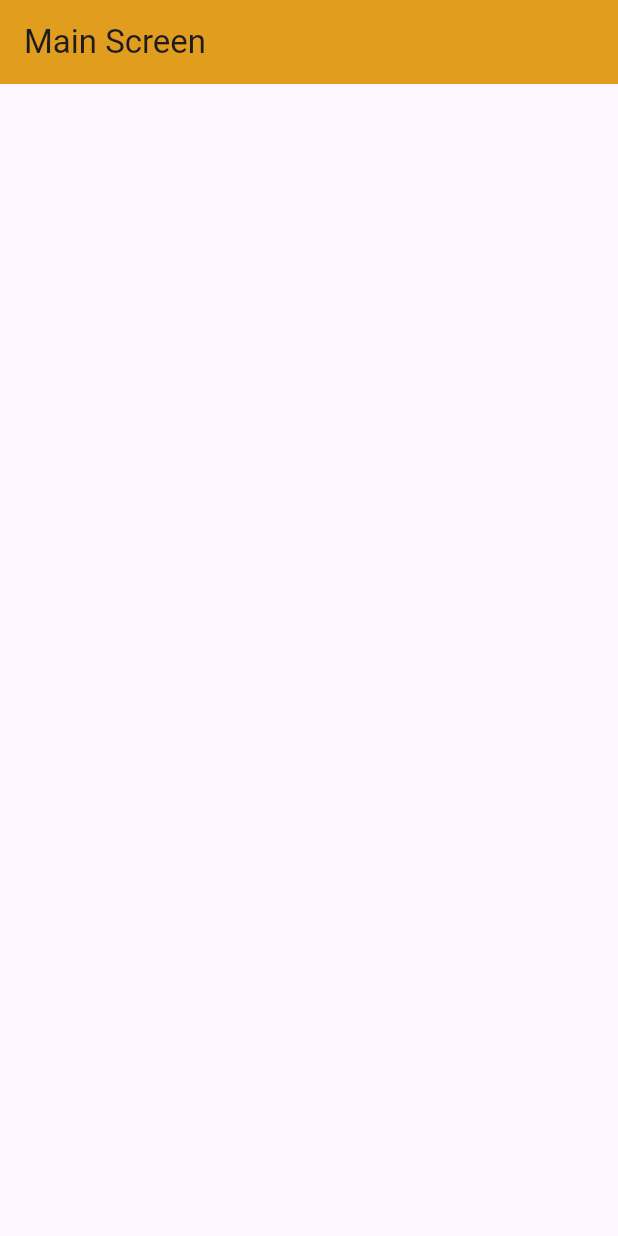
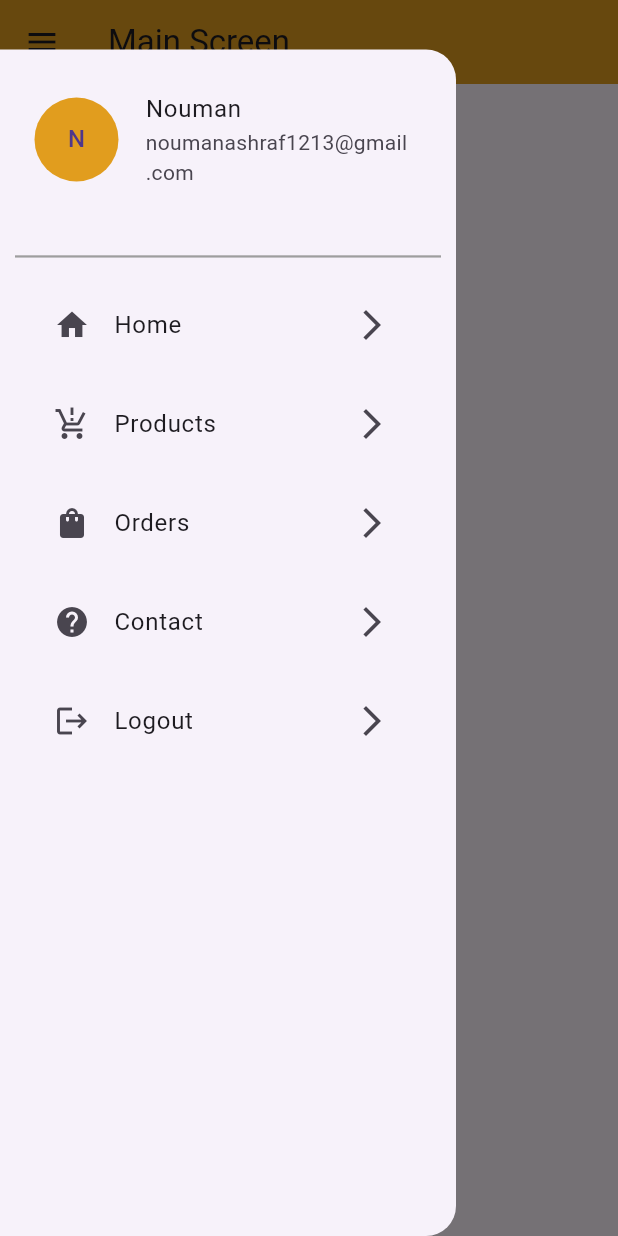
Before and after one commit to nouman1213/smart-shopping, a Flutter app: the MainScreen screen opened directly, with the side drawer open (before the commit the screen has no drawer), on a phone screen of 412 x 824 dp. Run offline on Flutter 3.47's test engine with Material 2 defaults, Android fonts, the phone set to English and light mode, and no system bars; drawn by our look-alikes of carousel_slider; our stand-ins replace animate_do, cached_network_image, cloud_firestore, firebase_auth, firebase_core, firebase_messaging and 4 more; accounts and stored records are empty.

Commit message:
drawer and carousal sider done

```diff
--- /dev/null
+++ b/lib/controllers/banners_controllers.dart
@@ -0,0 +1,26 @@
+// ignore_for_file: avoid_print
+
+import 'package:cloud_firestore/cloud_firestore.dart';
+import 'package:get/get.dart';
+
+class BannersController extends GetxController {
+  RxList<String> bannersUrlList = RxList([]);
+  @override
+  void onInit() {
+    super.onInit();
+    fetchBannersUrls();
+  }
+
+  Future<void> fetchBannersUrls() async {
+    try {
+      QuerySnapshot querySnapshot =
+          await FirebaseFirestore.instance.collection('banners').get();
+      if (querySnapshot.docs.isNotEmpty) {
+        bannersUrlList.value =
+            querySnapshot.docs.map((doc) => doc['imageUrl'] as String).toList();
+      }
+    } catch (e) {
+      print(e.toString());
+    }
+  }
+}
--- a/lib/screens/user-pannel/main_screen.dart
+++ b/lib/screens/user-pannel/main_screen.dart
@@ -1,5 +1,8 @@
 import 'package:flutter/material.dart';
 import 'package:smart_shopping/utills/constant.dart';
+import 'package:smart_shopping/widgets/drawer_widget.dart';
+
+import '../../widgets/banner_widget.dart';
 
 class MainScreen extends StatelessWidget {
   const MainScreen({super.key});
@@ -11,6 +14,16 @@ class MainScreen extends StatelessWidget {
         backgroundColor: AppConst.primaryColor,
         title: const Text('Main Screen'),
       ),
+      body: SingleChildScrollView(
+        physics: const BouncingScrollPhysics(),
+        child: Column(
+          children: [
+            const Text('data'),
+            BannerWidget(),
+          ],
+        ),
+      ),
+      drawer: const DrawerWidget(),
     );
   }
 }
--- /dev/null
+++ b/lib/widgets/banner_widget.dart
@@ -0,0 +1,41 @@
+// ignore_for_file: must_be_immutable
+
+import 'package:cached_network_image/cached_network_image.dart';
+import 'package:carousel_slider/carousel_slider.dart';
+import 'package:flutter/material.dart';
+import 'package:get/get.dart';
+import 'package:smart_shopping/controllers/banners_controllers.dart';
+
+class BannerWidget extends StatelessWidget {
+  BannerWidget({super.key});
+
+  BannersController bannersController = Get.put(BannersController());
+
+  @override
+  Widget build(BuildContext context) {
+    return Obx(() => CarouselSlider(
+        items: bannersController.bannersUrlList
+            .map((imageUrl) => ClipRRect(
+                  borderRadius: BorderRadius.circular(12),
+                  child: CachedNetworkImage(
+                    imageUrl: imageUrl,
+                    fit: BoxFit.cover,
+                    width: Get.width - 10,
+                    placeholder: (context, url) => const ColoredBox(
+                      color: Colors.white,
+                      child: Center(
+                        child: CircularProgressIndicator.adaptive(),
+                      ),
+                    ),
+                    errorWidget: (context, url, error) =>
+                        const Icon(Icons.error),
+                  ),
+                ))
+            .toList(),
+        options: CarouselOptions(
+            scrollDirection: Axis.horizontal,
+            autoPlay: true,
+            aspectRatio: 2.5,
+            viewportFraction: 1)));
+  }
+}
--- /dev/null
+++ b/lib/widgets/drawer_widget.dart
@@ -0,0 +1,154 @@
+// ignore_for_file: file_names, prefer_const_constructors, prefer_const_literals_to_create_immutables, sort_child_properties_last, no_leading_underscores_for_local_identifiers
+
+import 'package:firebase_auth/firebase_auth.dart';
+import 'package:flutter/material.dart';
+import 'package:get/get.dart';
+import 'package:google_sign_in/google_sign_in.dart';
+
+import '../auth-ui/welcome_screen.dart';
+import '../utills/constant.dart';
+
+class DrawerWidget extends StatefulWidget {
+  const DrawerWidget({super.key});
+
+  @override
+  State<DrawerWidget> createState() => _DrawerWidgetState();
+}
+
+class _DrawerWidgetState extends State<DrawerWidget> {
+  @override
+  Widget build(BuildContext context) {
+    return Padding(
+      padding: EdgeInsets.only(top: Get.height / 25),
+      child: Drawer(
+        shape: RoundedRectangleBorder(
+          borderRadius: BorderRadius.only(
+            topRight: Radius.circular(20.0),
+            bottomRight: Radius.circular(20.0),
+          ),
+        ),
+        child: Wrap(
+          runSpacing: 10,
+          children: [
+            Padding(
+              padding:
+                  const EdgeInsets.symmetric(horizontal: 5.0, vertical: 20.0),
+              child: ListTile(
+                titleAlignment: ListTileTitleAlignment.center,
+                title: Text(
+                  "Nouman",
+                  style: TextStyle(),
+                ),
+                subtitle: Text(
+                  "noumanashraf1213@gmail.com",
+                  style: TextStyle(),
+                ),
+                leading: CircleAvatar(
+                  radius: 30.0,
+                  backgroundColor: AppConst.primaryColor,
+                  child: Text(
+                    "N",
+                    style: TextStyle(),
+                  ),
+                ),
+              ),
+            ),
+            Divider(
+              indent: 10.0,
+              endIndent: 10.0,
+              thickness: 1.5,
+              color: Colors.grey,
+            ),
+            Padding(
+              padding: const EdgeInsets.symmetric(horizontal: 20.0),
+              child: ListTile(
+                titleAlignment: ListTileTitleAlignment.center,
+                title: Text(
+                  "Home",
+                  style: TextStyle(),
+                ),
+                leading: Icon(
+                  Icons.home,
+                ),
+                trailing: Icon(
+                  Icons.arrow_forward_ios,
+                ),
+              ),
+            ),
+            Padding(
+              padding: const EdgeInsets.symmetric(horizontal: 20.0),
+              child: ListTile(
+                titleAlignment: ListTileTitleAlignment.center,
+                title: Text(
+                  "Products",
+                  style: TextStyle(),
+                ),
+                leading: Icon(
+                  Icons.production_quantity_limits,
+                ),
+                trailing: Icon(
+                  Icons.arrow_forward_ios,
+                ),
+              ),
+            ),
+            Padding(
+              padding: const EdgeInsets.symmetric(horizontal: 20.0),
+              child: ListTile(
+                titleAlignment: ListTileTitleAlignment.center,
+                title: Text(
+                  "Orders",
+                  style: TextStyle(),
+                ),
+                leading: Icon(
+                  Icons.shopping_bag,
+                ),
+                trailing: Icon(
+                  Icons.arrow_forward_ios,
+                ),
+              ),
+            ),
+            Padding(
+              padding: const EdgeInsets.symmetric(horizontal: 20.0),
+              child: ListTile(
+                titleAlignment: ListTileTitleAlignment.center,
+                title: Text(
+                  "Contact",
+                  style: TextStyle(),
+                ),
+                leading: Icon(
+                  Icons.help,
+                ),
+                trailing: Icon(
+                  Icons.arrow_forward_ios,
+                ),
+              ),
+            ),
+            Padding(
+              padding: const EdgeInsets.symmetric(horizontal: 20.0),
+              child: ListTile(
+                onTap: () async {
+                  GoogleSignIn googleSignIn = GoogleSignIn();
+                  FirebaseAuth _auth = FirebaseAuth.instance;
+                  await _auth.signOut();
+                  await googleSignIn.signOut();
+                  Get.offAll(() => WelcomeScreen());
+                },
+                titleAlignment: ListTileTitleAlignment.center,
+                title: Text(
+                  "Logout",
+                  style: TextStyle(),
+                ),
+                leading: Icon(
+                  Icons.logout,
+                ),
+                trailing: Icon(
+                  Icons.arrow_forward_ios,
+                ),
+              ),
+            ),
+          ],
+        ),
+      ),
+    );
+  }
+}
--- a/pubspec.yaml
+++ b/pubspec.yaml
@@ -32,6 +32,8 @@ dependencies:
   cloud_firestore: ^4.9.1
   flutter_easyloading: ^3.0.5
   flutter_keyboard_visibility: ^5.4.1
+  carousel_slider: ^4.2.1
+  cached_network_image: ^3.3.0
 
 dev_dependencies:
   flutter_test:
```
Also changed, not shown: pubspec.lock, 1 other file.
